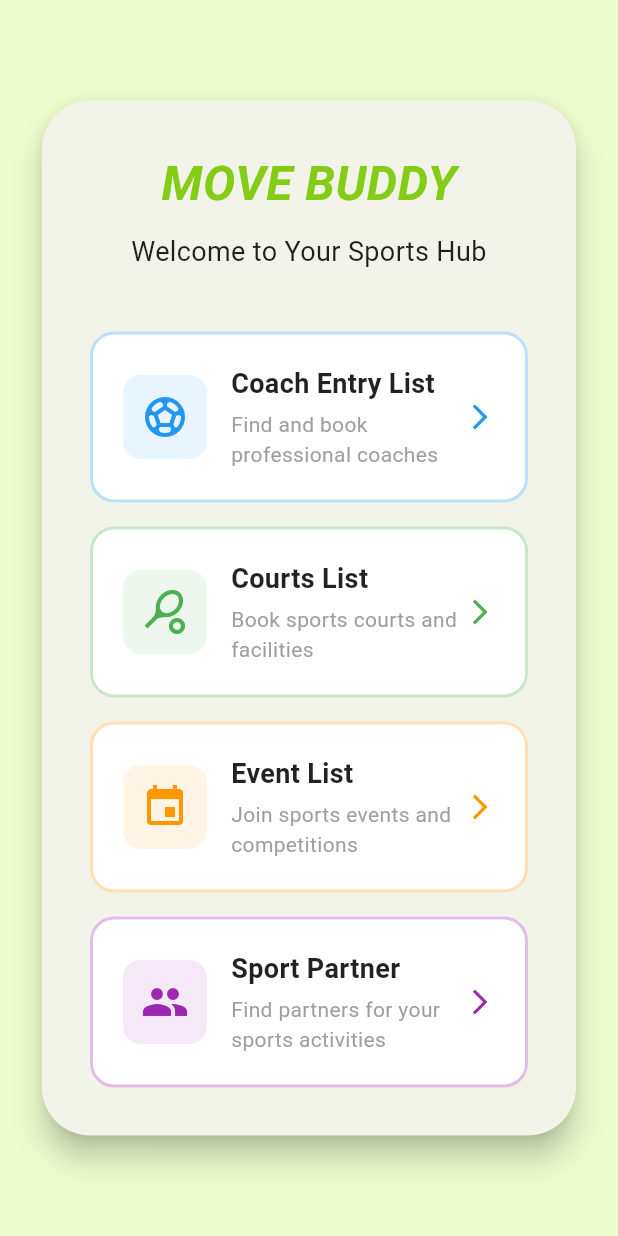
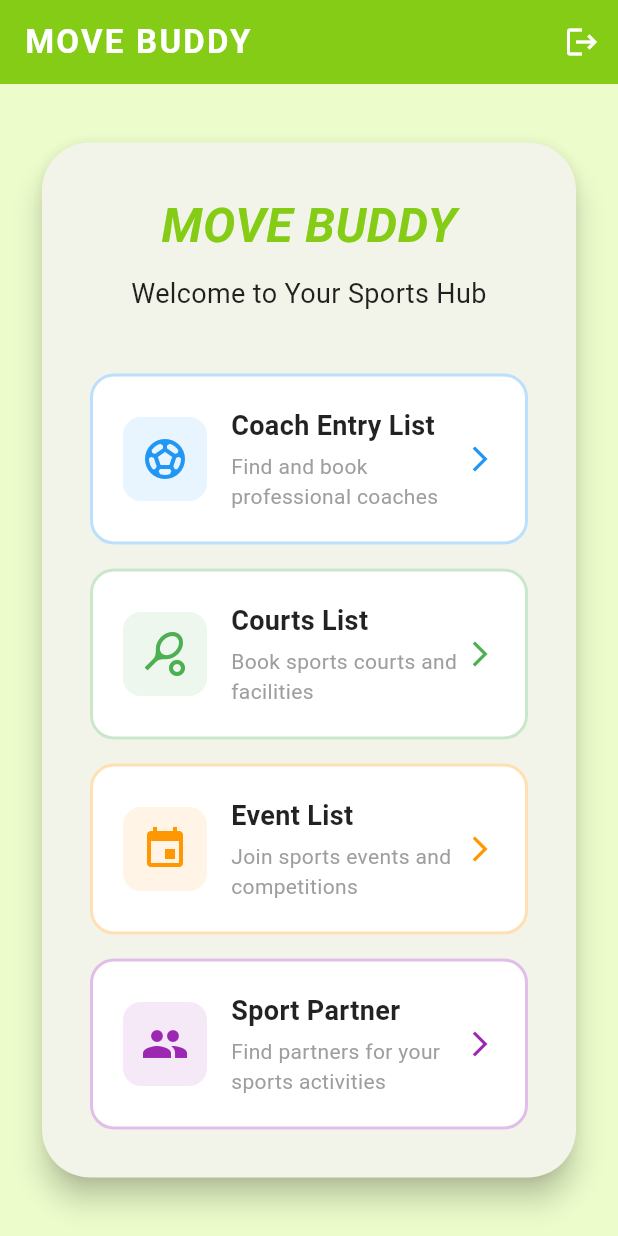
Before and after one commit to PBP-C02/movebuddy, a Flutter app: the HomePage screen opened directly, on a phone screen of 412 x 824 dp. Run offline on Flutter 3.47's test engine with Material 3 defaults, Android fonts, the phone set to English and light mode, and no system bars; our stand-ins replace image_picker; missing offline and left inert: pbp_django_auth.

Commit message:
Tambah tombol logout di homepage

```diff
--- a/lib/Auth_Profile/screens/home_page.dart
+++ b/lib/Auth_Profile/screens/home_page.dart
@@ -1,16 +1,90 @@
 import 'package:flutter/material.dart';
+import 'package:pbp_django_auth/pbp_django_auth.dart';
+import 'package:provider/provider.dart';
 import 'package:move_buddy/Coach/screens/coach_entry_list.dart';
 import 'package:move_buddy/Court/screens/courts_list_screen.dart';
 import 'package:move_buddy/Event/screens/event_list_page.dart';
 import 'package:move_buddy/Sport_Partner/screens/sport_partner_home.dart';
+import 'package:move_buddy/Auth_Profile/screens/login_page.dart';
 
-class HomePage extends StatelessWidget {
+class HomePage extends StatefulWidget {
   const HomePage({super.key});
+
+  @override
+  State<HomePage> createState() => _HomePageState();
+}
+
+class _HomePageState extends State<HomePage> {
+  final String baseUrl = "http://127.0.0.1:8000";
+
+  Future<void> _logout() async {
+    final request = context.read<CookieRequest>();
+
+    try {
+      // Logout from backend
+      await request.postJson("$baseUrl/logout/", {});
+    } catch (e) {
+      // Ignore logout errors, just redirect
+    }
+
+    if (mounted) {
+      // Clear all navigation stacks and go directly to LoginPage
+      Navigator.of(context).pushAndRemoveUntil(
+        MaterialPageRoute(builder: (context) => const LoginPage()),
+        (route) => false,
+      );
+    }
+  }
 
   @override
   Widget build(BuildContext context) {
     return Scaffold(
       backgroundColor: const Color(0xFFECFCCB), // Lime-100-ish background
+      appBar: AppBar(
+        backgroundColor: const Color(0xFF84CC16),
+        foregroundColor: Colors.white,
+        elevation: 0,
+        title: const Text(
+          'MOVE BUDDY',
+          style: TextStyle(
+            fontWeight: FontWeight.bold,
+            letterSpacing: 1.5,
+          ),
+        ),
+        actions: [
+          IconButton(
+            icon: const Icon(Icons.logout),
+            onPressed: () async {
+              final confirm = await showDialog<bool>(
+                context: context,
+                builder: (context) => AlertDialog(
+                  shape: RoundedRectangleBorder(
+                    borderRadius: BorderRadius.circular(16),
+                  ),
+                  title: const Text('Logout'),
+                  content: const Text('Apakah Anda yakin ingin keluar?'),
+                  actions: [
+                    TextButton(
+                      onPressed: () => Navigator.pop(context, false),
+                      child: const Text('Batal'),
+                    ),
+                    TextButton(
+                      onPressed: () => Navigator.pop(context, true),
+                      style: TextButton.styleFrom(foregroundColor: Colors.red),
+                      child: const Text('Logout'),
+                    ),
+                  ],
+                ),
+              );
+
+              if (confirm == true) {
+                _logout();
+              }
+            },
+            tooltip: 'Logout',
+          ),
+        ],
+      ),
       body: Center(
         child: SingleChildScrollView(
           padding: const EdgeInsets.all(24.0),
```
